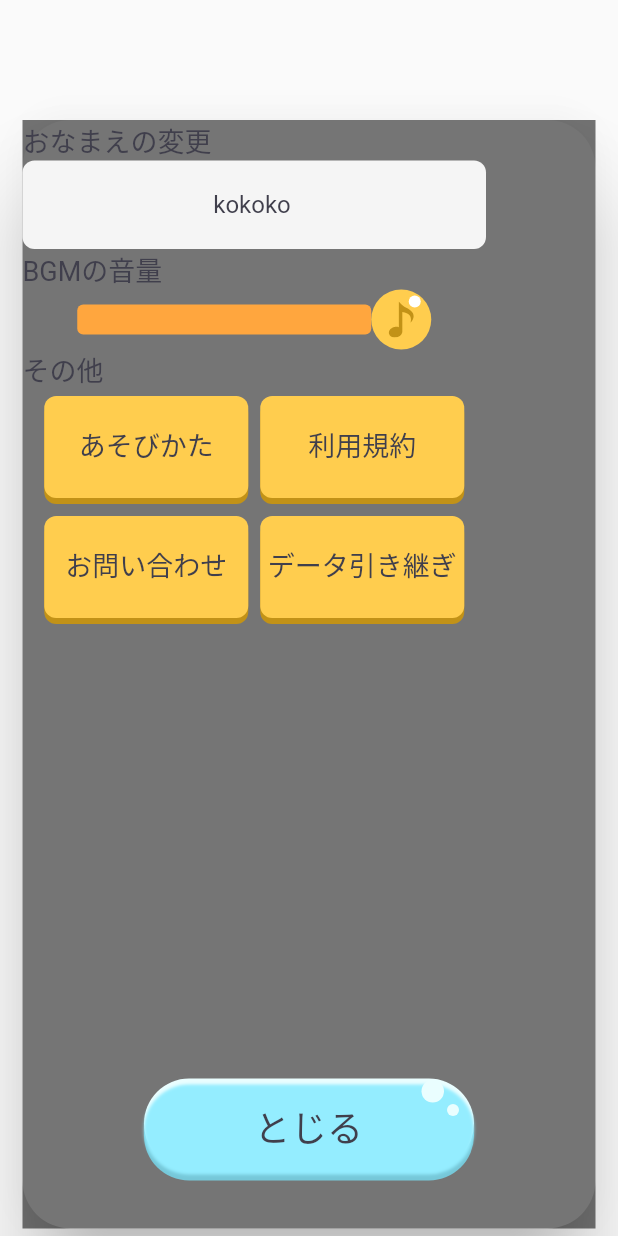
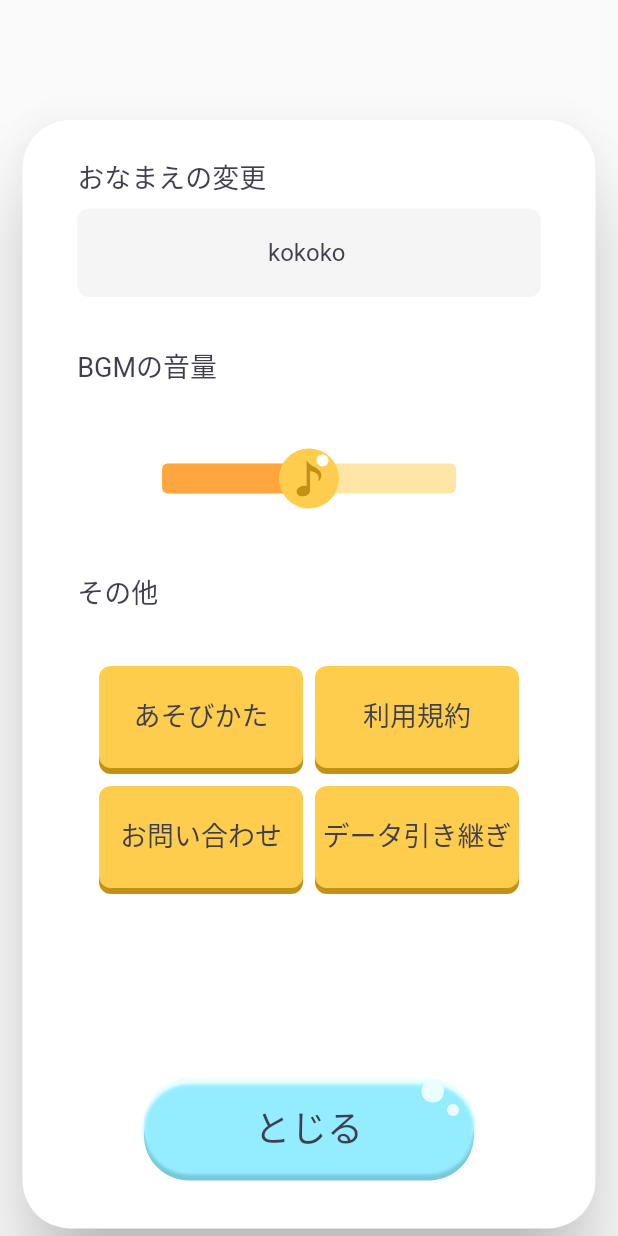
Before and after one commit to NEXT-NINOVATION/poipla_app, a Flutter app: the SettingModal widget shown alone on an empty page, opened directly, on a phone screen of 412 x 824 dp. Run offline on Flutter 3.47's test engine with Material 2 defaults, Android fonts, the phone set to English and light mode, and no system bars; our stand-ins replace bordered_text, dio, flutter_riverpod, flutter_svg, freezed_annotation, go_router and 2 more; accounts and stored records are empty; generated files the repository leaves out were written again; network calls fail; Roboto replaces fonts that are missing (LightNovelPOPv2).

Commit message:
`add` 設定モーダル実装

```diff
--- a/lib/screens/home/components/setting_modal.dart
+++ b/lib/screens/home/components/setting_modal.dart
@@ -1,7 +1,5 @@
 import 'package:flutter/material.dart';
 import 'package:flutter/services.dart';
-import 'package:flutter_svg/svg.dart';
-import 'package:freezed_annotation/freezed_annotation.dart';
 import 'package:poipla_app/constants.dart';
 import 'package:poipla_app/screens/app_button.dart';
 import 'package:poipla_app/screens/home/components/service_button.dart';
@@ -32,16 +30,15 @@ class _SettingModalState extends State<SettingModal> {
       shape: RoundedRectangleBorder(
         borderRadius: BorderRadius.circular(32.0),
       ), //this right here
-      child: SizedBox(
+      child: Stack(
+        children: [
+          SizedBox(
             width: deviceW,
             height: deviceH,
-        child: Container(
-          color: Colors.black54,
-          child: Stack(
-            children: [
-              Column(
+            child: Column(
               crossAxisAlignment: CrossAxisAlignment.center,
               children: [
+                const SizedBox(height: 24),
                 Column(
                   crossAxisAlignment: CrossAxisAlignment.start,
                   children: [
@@ -52,7 +49,8 @@ class _SettingModalState extends State<SettingModal> {
                         color: kFontColor,
                       ),
                     ),
-                      SizedBox(
+                    Container(
+                      margin: const EdgeInsets.only(top: 8),
                       width: deviceW * 0.75,
                       child: TextField(
                         textAlign: TextAlign.center,
@@ -80,6 +78,7 @@ class _SettingModalState extends State<SettingModal> {
                     ),
                   ],
                 ),
+                const SizedBox(height: 32),
                 Column(
                   crossAxisAlignment: CrossAxisAlignment.start,
                   children: [
@@ -90,18 +89,31 @@ class _SettingModalState extends State<SettingModal> {
                         color: kFontColor,
                       ),
                     ),
-                      SizedBox(
+                    Container(
+                      margin: const EdgeInsets.only(top: 42, bottom: 42),
                       width: deviceW * 0.75,
-                        child: Row(
-                          mainAxisAlignment: MainAxisAlignment.center,
+                      child: Stack(
+                        alignment: Alignment.center,
+                        children: [
+                          Stack(
                             children: [
                               Container(
                                 height: 20,
                                 width: 196,
                                 decoration: BoxDecoration(
+                                  color: const Color(0xFFFFE6A6),
+                                  borderRadius: BorderRadius.circular(4),
+                                ),
+                              ),
+                              Container(
+                                height: 20,
+                                width: 196 / 2,
+                                decoration: BoxDecoration(
                                   color: const Color(0xFFFFA63E),
                                   borderRadius: BorderRadius.circular(4),
                                 ),
+                              ),
+                            ],
                           ),
                           const SoundIcon(),
                         ],
@@ -119,6 +131,7 @@ class _SettingModalState extends State<SettingModal> {
                         color: kFontColor,
                       ),
                     ),
+                    const SizedBox(height: 32),
                     SizedBox(
                       width: deviceW * 0.75,
                       child: Column(
@@ -156,6 +169,7 @@ class _SettingModalState extends State<SettingModal> {
                 ),
               ],
             ),
+          ),
           Container(
             alignment: Alignment.bottomCenter,
             margin: const EdgeInsets.only(bottom: 40),
@@ -168,8 +182,6 @@ class _SettingModalState extends State<SettingModal> {
           ),
         ],
       ),
-        ),
-      ),
     );
   }
 }
```
Lines whose indentation alone changed are shown as unchanged.
